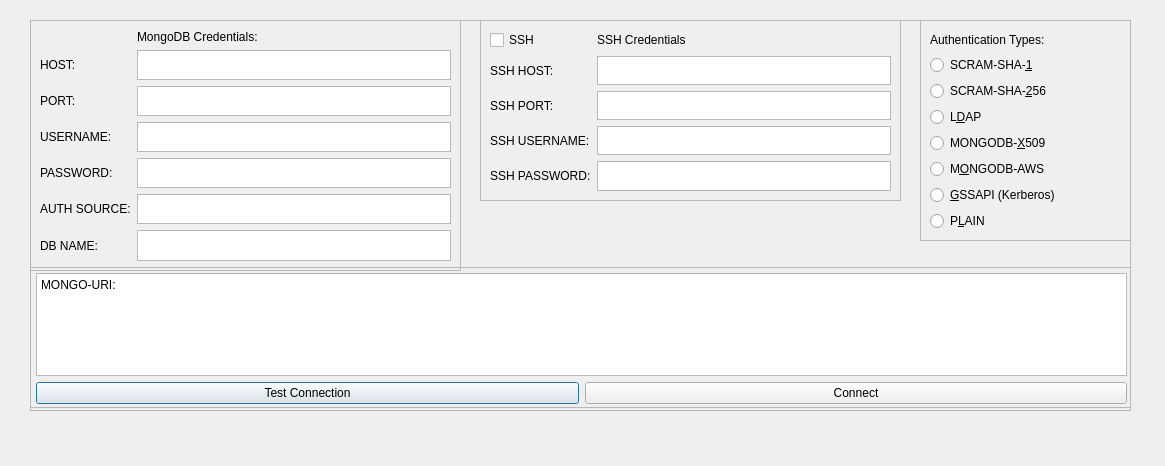
Before: the Qt Designer form ui/ui_database.ui in KhalidWKhedr/Ebay-Scalper, drawn with Qt 5.
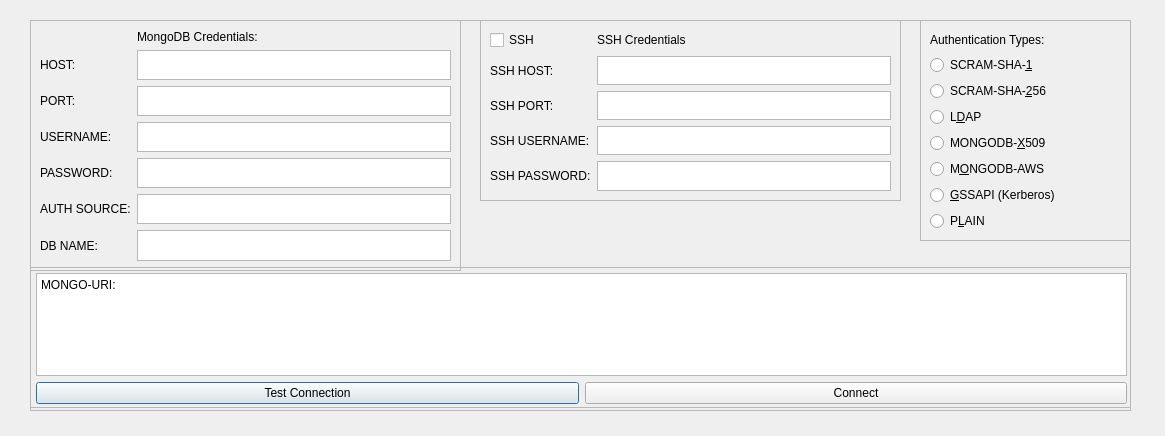
After: the same form once the commit is applied.

Commit message: Implementing text Mongo URI in controller_database to reflect changes of user input in real time, SSH implementation needs to be better. Working on gui_form_database.py as well.

Diff of the .ui file:
```diff
--- a/ui/ui_database.ui
+++ b/ui/ui_database.ui
@@ -7,7 +7,7 @@
     <x>0</x>
     <y>0</y>
     <width>1165</width>
-    <height>466</height>
+    <height>436</height>
    </rect>
   </property>
   <property name="windowTitle">
```
Left out of the diff: 2 changed lines with no effect on the pictures. The commit also changes 2 other files.
